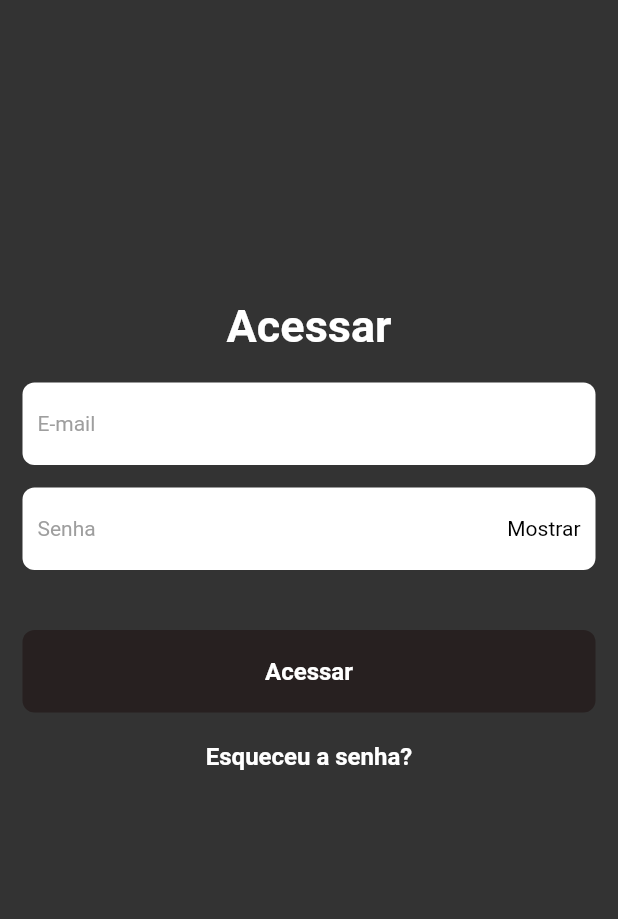
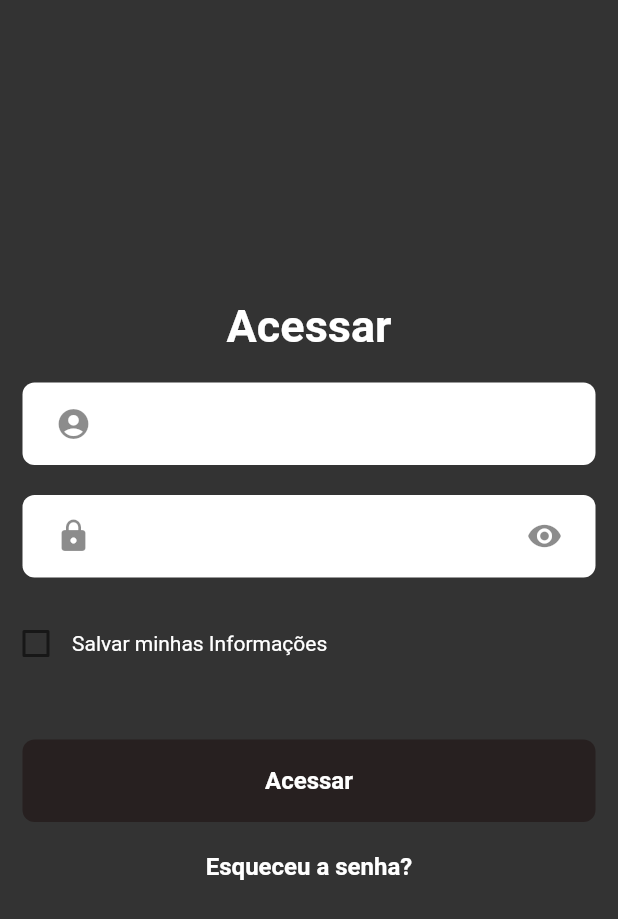
Before and after one commit to JonhMatheus/app-finance, a Flutter app: the screen it shows after launch, on a phone screen of 412 x 824 dp. Shown: the top 919 px of the screen. Run offline on Flutter 3.47's test engine with Material 3 defaults, Android fonts, the phone set to English and light mode, and no system bars; our stand-ins replace mobx; generated files the repository leaves out were written again.

Commit message:
CampoLoginInterativo

```diff
--- a/lib/autenticacao/login_controller.dart
+++ b/lib/autenticacao/login_controller.dart
@@ -0,0 +1,12 @@
+import 'package:flutter/cupertino.dart';
+import 'package:mobx/mobx.dart';
+part 'login_controller.g.dart';
+
+class LoginController = _LoginControllerBase with _$LoginController;
+
+abstract class _LoginControllerBase with Store {
+  bool isAccept = false;
+  final campoEmail = TextEditingController();
+  final campoSenha = TextEditingController();
+  bool visibility = true;
+}
--- a/lib/autenticacao/login_page.dart
+++ b/lib/autenticacao/login_page.dart
@@ -1,4 +1,7 @@
+import 'package:flutter/cupertino.dart';
 import 'package:flutter/material.dart';
+import 'package:flutter/widgets.dart';
+import 'package:flutter_application_1/autenticacao/login_controller.dart';
 
 class LoginPage extends StatefulWidget {
   const LoginPage({super.key});
@@ -8,15 +11,36 @@ class LoginPage extends StatefulWidget {
 }
 
 class _LoginPageState extends State<LoginPage> {
+  LoginController controller = LoginController();
   @override
   Widget build(BuildContext context) {
     return Scaffold(
       backgroundColor: const Color(0xff333333),
       body: Padding(
         padding: const EdgeInsets.only(top: 200),
+        child: SingleChildScrollView(
           child: Column(
             children: [
-            const Align(
+              acessar(),
+              const SizedBox(height: 20),
+              campoLogin('E-mail', false),
+              const SizedBox(height: 20),
+              campoLogin('Senha', true),
+              const SizedBox(height: 20),
+              salvarInformacoes(),
+              const SizedBox(height: 40),
+              botaoAcessar(),
+              const SizedBox(height: 20),
+              esqueceuASenha()
+            ],
+          ),
+        ),
+      ),
+    );
+  }
+
+  Widget acessar() {
+    return const Align(
       alignment: Alignment.center,
       child: Text(
         'Acessar',
@@ -26,59 +50,46 @@ class _LoginPageState extends State<LoginPage> {
           fontWeight: FontWeight.bold,
         ),
       ),
-            ),
-            const SizedBox(height: 20),
-            Padding(
+    );
+  }
+
+  Widget campoLogin(String campoLogin, bool isPass) {
+    return Padding(
       padding: const EdgeInsets.symmetric(horizontal: 15),
       child: Container(
           padding: const EdgeInsets.all(10),
           height: 55,
           width: MediaQuery.of(context).size.width,
           decoration: BoxDecoration(
-                    color: Colors.white,
-                    borderRadius: BorderRadius.circular(8)),
-                child: const Align(
-                  alignment: Alignment.centerLeft,
-                  child: Text(
-                    'E-mail',
-                    style: TextStyle(color: Colors.grey),
-                  ),
-                ),
-              ),
-            ),
-            const SizedBox(height: 15),
-            Padding(
-              padding: const EdgeInsets.symmetric(horizontal: 15),
-              child: Container(
-                padding: const EdgeInsets.all(10),
-                height: 55,
-                width: MediaQuery.of(context).size.width,
-                decoration: BoxDecoration(
-                    color: Colors.white,
-                    borderRadius: BorderRadius.circular(8)),
-                child: const Row(
-                  mainAxisAlignment: MainAxisAlignment.spaceBetween,
+              color: Colors.white, borderRadius: BorderRadius.circular(8)),
+          child: TextField(
+            decoration: InputDecoration(
+                border: InputBorder.none,
+                prefixIcon: Icon(isPass ? Icons.lock : Icons.account_circle),
+                suffixIcon: GestureDetector(
+                    onTap: () {
+                      controller.visibility = !controller.visibility;
+                      setState(() {});
+                    },
+                    child: Icon(isPass ? Icons.visibility : null))),
+            obscureText: isPass ? controller.visibility : false,
+            controller: isPass ? controller.campoSenha : controller.campoEmail,
+          )),
+    );
+  }
+
+  Widget salvarInformacoes() {
+    return Row(
       children: [
-                    Text('Senha', style: TextStyle(color: Colors.grey)),
-                    Text(
-                      'Mostrar',
-                      style: TextStyle(color: Colors.black),
-                    )
+        Checkbox(
+            value: controller.isAccept,
+            onChanged: (valor) {
+              controller.isAccept = valor ?? false;
+              setState(() {});
+            }),
+        const Text('Salvar minhas Informações',
+            style: TextStyle(color: Colors.white)),
       ],
-                ),
-              ),
-            ),
-            const SizedBox(height: 40),
-            botaoAcessar(),
-            const SizedBox(height: 20),
-            const Text('Esqueceu a senha?',
-                style: TextStyle(
-                    color: Colors.white,
-                    fontSize: 16,
-                    fontWeight: FontWeight.bold))
-          ],
-        ),
-      ),
     );
   }
 
@@ -101,4 +112,10 @@ class _LoginPageState extends State<LoginPage> {
       ),
     );
   }
+
+  Widget esqueceuASenha() {
+    return const Text('Esqueceu a senha?',
+        style: TextStyle(
+            color: Colors.white, fontSize: 16, fontWeight: FontWeight.bold));
   }
+}
```
Also changed, not shown: pubspec.yaml (+8 -72 lines), lib/autenticacao/login_controller.g.dart (added), pubspec.lock. Lines whose indentation alone changed are shown as unchanged.
